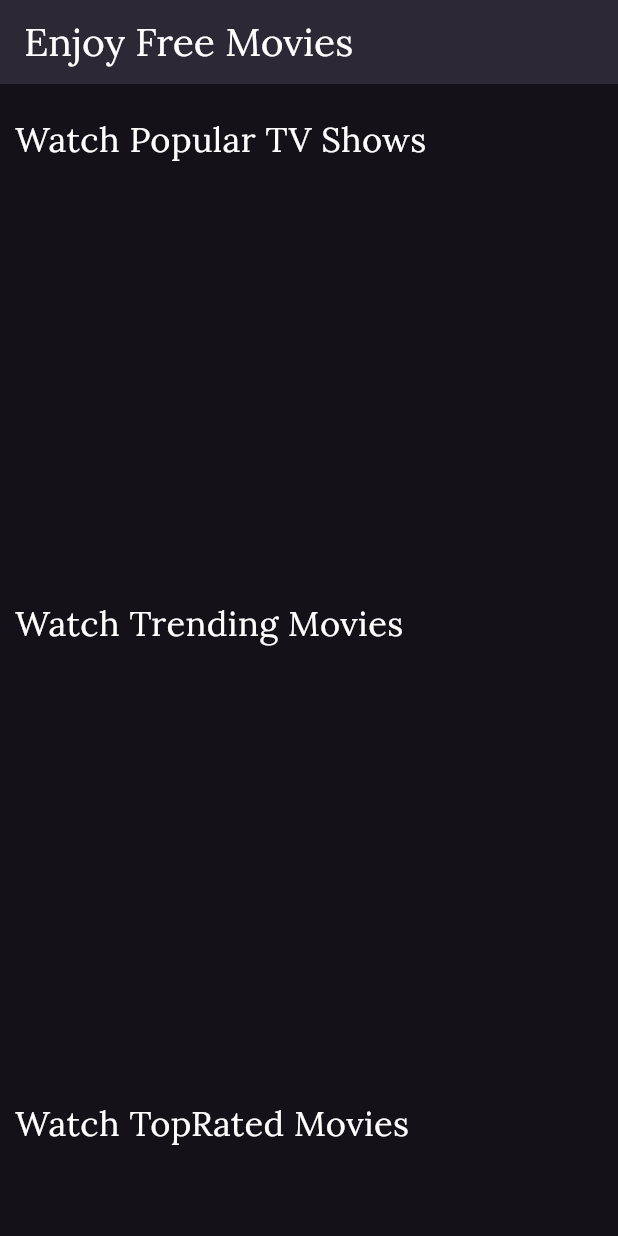
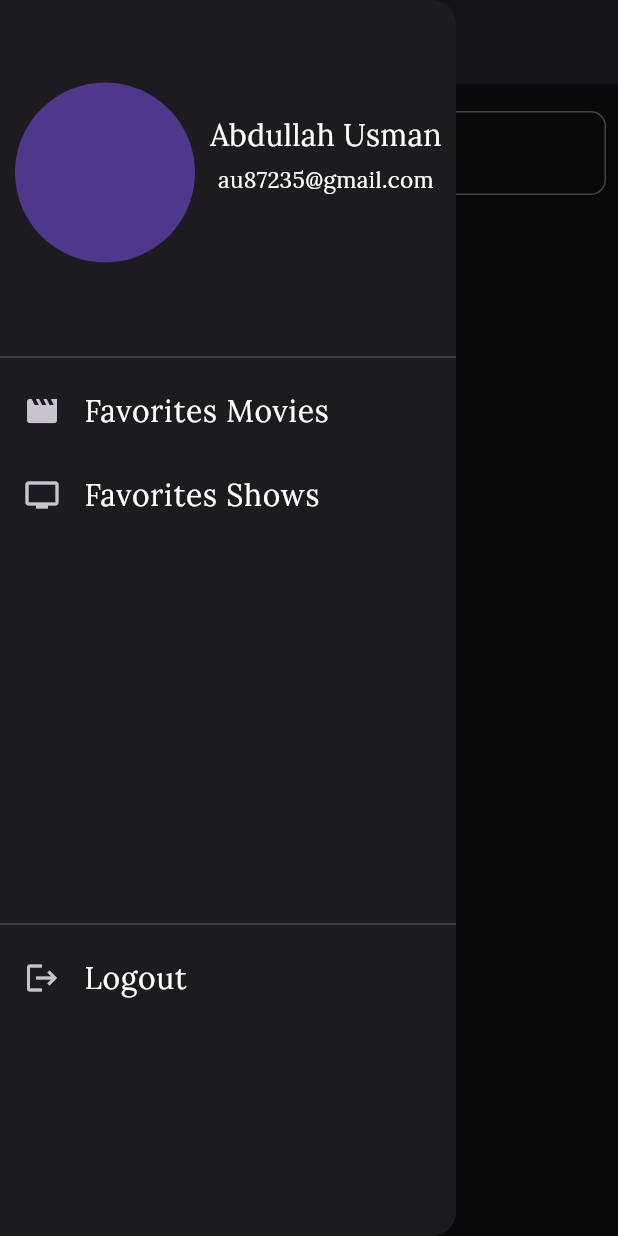
Before and after one commit to AbdullahUsman07/Movie-App, a Flutter app: the screen it shows after launch, with the side drawer open (before the commit the screen has no drawer), on a phone screen of 412 x 824 dp. Run offline on Flutter 3.47's test engine with Material 3 defaults, Android fonts, the phone set to English and light mode, and no system bars; our stand-ins replace google_fonts, localstorage; missing offline and left inert: tmdb_api.

Commit message:
feat: provider and localStorage added

```diff
--- /dev/null
+++ b/lib/provider/tv-movie-provider.dart
@@ -0,0 +1,79 @@
+
+import 'dart:convert';
+
+import 'package:flutter/material.dart';
+import 'package:movie_app/models/movieModel.dart';
+import 'package:movie_app/models/tvshowMode.dart';
+import 'package:localstorage/localstorage.dart';
+
+
+class MovieAndShowProvider extends ChangeNotifier{
+
+  final LocalStorage storage;
+
+  List<Movie> _movies = [];
+  List<TvShow> _tvshows = [];
+
+  List<Movie> get movies => _movies;
+  List<TvShow> get tvshows => _tvshows;
+
+
+  MovieAndShowProvider(this.storage){
+    loadMoviefromStorage();
+    loadShowsfromStorage();
+  }
+
+  void loadMoviefromStorage(){
+    var storedmovie = storage.getItem('movies');
+    if(storedmovie != null){
+      _movies = List<Movie>.from(
+        (storedmovie as List).map((movie)=> Movie.fromJson(movie))
+      );
+      notifyListeners();
+    }
+  }
+
+  void loadShowsfromStorage(){
+    var storedshow = storage.getItem('tvshows');
+    if(storedshow != null){
+      _tvshows = List<TvShow>.from(
+        (storedshow as List).map((tvshow) => TvShow.fromJson(tvshow))
+      );
+      notifyListeners();
+    }
+  }
+  void saveMovietoStorage(){
+    String jsonString = jsonEncode(_movies.map((m)=> m.toJson()).toList());
+    storage.setItem('movies',jsonString);
+  }
+
+  void saveTvShowstoStorage(){
+    String jsonString = jsonEncode(_tvshows.map((tv)=> tv.toJson()).toList());
+    storage.setItem('tvshows', jsonString);
+  }
+
+  void addmovies(Movie movie){
+    _movies.add(movie);
+    saveMovietoStorage();
+    notifyListeners();
+  }
+
+  void addshow(TvShow show){
+    _tvshows.add(show);
+    saveTvShowstoStorage();
+    notifyListeners();
+  }
+
+  void deletemovie(String title){
+    _movies.removeWhere((movie)=> movie.title == title);
+    saveMovietoStorage();
+    notifyListeners();
+  }
+
+  void deleteShows(String title){
+    _tvshows.removeWhere((show)=> show.title == title);
+    saveTvShowstoStorage();
+    notifyListeners();
+  }
+
+}
--- a/lib/screens/homescreen.dart
+++ b/lib/screens/homescreen.dart
@@ -54,9 +54,69 @@ class _HomeScreenState extends State<HomeScreen> {
         backgroundColor: Colors.transparent,
         elevation: 10.0,
       ),
+      drawer: Drawer(
+        child: ListView(
+          children: [
+            Container(
+              height: 230,
+              width: double.infinity,
+             // color: Colors.green,
+              child: Row(
+                children: [
+                Padding(
+                  padding: const EdgeInsets.all(10.0),
+                  child: CircleAvatar(
+                    radius: 60,
+                  ),
+                ),
+                Column(
+                  mainAxisAlignment: MainAxisAlignment.start,
+                  children: [
+                    Padding(
+                      padding: const EdgeInsets.only(top: 75),
+                      child: Custom_Text(text: 'Abdullah Usman', color: Colors.white, font: 20),
+                    ),
+                    const SizedBox(height: 5,),
+                    Custom_Text(text: 'au87235@gmail.com', color: Colors.white, font: 15),
+                  ],
+                )
+              ],),
+            ),
+            Divider(),
+            ListTile(
+              leading: Icon(Icons.movie),
+              title: Custom_Text(text: 'Favorites Movies', color: Colors.white, font: 20),
+            ),
+            ListTile(
+              leading: Icon(Icons.tv),
+              title: Custom_Text(text: 'Favorites Shows', color: Colors.white, font: 20),
+            ),
+
+            const SizedBox(height: 250,),
+            Divider(),
+            ListTile(
+              leading: Icon(Icons.logout),
+              title: Custom_Text(text: 'Logout', color: Colors.white, font: 20),
+            )
+          ],
+        ),
+      ),
       body: ListView(
         children: [
           const SizedBox(height: 10,),
+          Padding(
+            padding: const EdgeInsets.all(8.0),
+            child: TextField(
+              decoration: InputDecoration(
+                icon: Icon(Icons.search),
+                hintText: 'Search for any movie or show',
+                border:  OutlineInputBorder(
+                  borderRadius: BorderRadius.circular(10),
+                ),
+              ),
+            ),
+          ),
+
           TvShows(tvShows: tvshows),
           TrendingMovies(trendingmovies: trendingmovies),
           TopRatedMovies(topRated: topmovies),
--- a/lib/widgets/tvshows.dart
+++ b/lib/widgets/tvshows.dart
@@ -6,6 +6,8 @@ class TvShows extends StatelessWidget {
   TvShows({super.key, required this.tvShows});
 
   List tvShows = [];
+
+
 
   @override
   Widget build(BuildContext context) {
@@ -48,7 +50,7 @@ class TvShows extends StatelessWidget {
                     );
 
                   },
-                  child: tvShows[index]['original_name']!= null ? Container(
+                  child: tvShows[index]['original_name']!= null  && tvShows[index]['backdrop_path']!= null? Container(
                     width: 300,
                     child: Column(
                       children: [
@@ -85,4 +87,5 @@ class TvShows extends StatelessWidget {
       ),
     );
   }
+
 }
--- a/pubspec.yaml
+++ b/pubspec.yaml
@@ -36,6 +36,9 @@ dependencies:
   cupertino_icons: ^1.0.8
   tmdb_api: ^2.2.2
   google_fonts: ^6.2.1
+  shared_preferences: ^2.5.2
+  provider: ^6.1.2
+  localstorage: ^5.0.0
 
 
 dev_dependencies:
```
Also changed, not shown: lib/models/movieModel.dart (added, +43 -0 lines), lib/models/tvshowMode.dart (added, +39 -0 lines), lib/screens/description.dart (+22 -7 lines), pubspec.lock.
